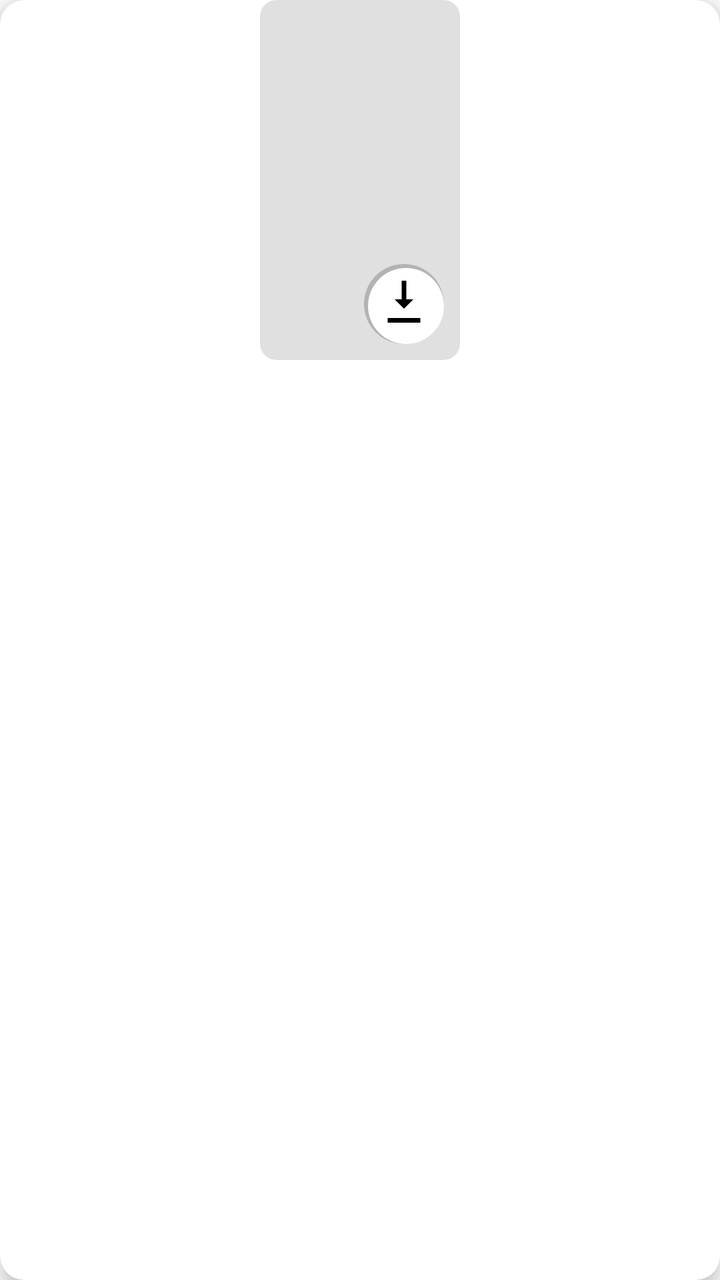
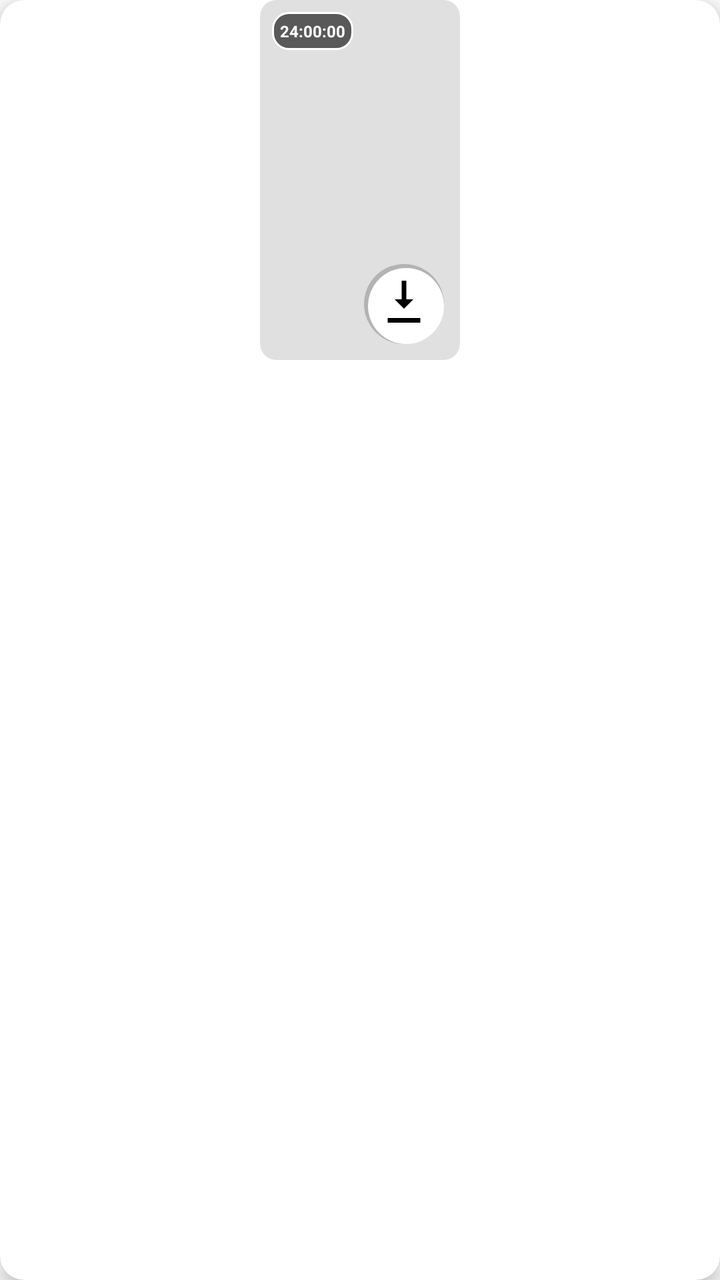

Two renders of the same Android screen: before a commit and after it. Below are the layout's source before the change and the commit's diff.
<!-- AndroidManifest.xml: application theme Theme.WhatsDownloadPlus -->
<!-- res/layout/item_images_videos.xml -->
<androidx.cardview.widget.CardView xmlns:android="http://schemas.android.com/apk/res/android"
    xmlns:app="http://schemas.android.com/apk/res-auto"
    android:layout_width="wrap_content"
    android:layout_height="wrap_content"
    android:layout_margin="8dp"
    app:cardCornerRadius="12dp"
    app:cardElevation="6dp"
    app:cardBackgroundColor="@android:color/white">

    <androidx.constraintlayout.widget.ConstraintLayout
        android:layout_width="match_parent"
        android:layout_height="wrap_content">

        <ImageView
            android:id="@+id/imageThumb"
            android:layout_width="100dp"
            android:layout_height="180dp"
            android:scaleType="centerCrop"
            android:background="@drawable/image_bg"
            android:contentDescription="@string/app_name"
            android:clipToOutline="true"
            app:layout_constraintTop_toTopOf="parent"
            app:layout_constraintStart_toStartOf="parent"
            app:layout_constraintEnd_toEndOf="parent"
            app:layout_constraintBottom_toBottomOf="parent"/>

        
        <ImageView
            android:id="@+id/downloadIcon"
            android:layout_width="40dp"
            android:layout_height="40dp"
            android:layout_margin="8dp"
            android:padding="6dp"
            android:background="@drawable/icon_bg"
            android:src="@drawable/ic_download"
            app:layout_constraintBottom_toBottomOf="@id/imageThumb"
            app:layout_constraintEnd_toEndOf="@id/imageThumb"/>

        
        <TextView
            android:id="@+id/downloadStatus"
            android:layout_width="wrap_content"
            android:layout_height="wrap_content"
            android:text="✅"
            android:textSize="18sp"
            android:visibility="gone"
            android:layout_margin="8dp"
            app:layout_constraintBottom_toBottomOf="@id/imageThumb"
            app:layout_constraintEnd_toEndOf="@id/imageThumb"/>

        
        <ImageView
            android:id="@+id/videoIcon"
            android:layout_width="36dp"
            android:layout_height="36dp"
            android:src="@drawable/ic_video"
        android:background="@drawable/icon_bg"
        android:padding="6dp"
        android:visibility="gone"
        app:layout_constraintTop_toTopOf="@id/imageThumb"
        app:layout_constraintEnd_toEndOf="@id/imageThumb"/>

    </androidx.constraintlayout.widget.ConstraintLayout>

</androidx.cardview.widget.CardView>
<!-- resources referenced by this layout -->
<resources>
  <!-- drawable ic_download (drawable) -->
  <vector xmlns:android="http://schemas.android.com/apk/res/android"
      android:width="24dp"
      android:height="24dp"
      android:viewportWidth="24"
      android:viewportHeight="24">
      <path
          android:fillColor="#000000"
      android:pathData="M5,20h14v-2H5v2zM12,2v12l4,-4h-3V2h-2v8H8l4,4z"/>
  </vector>
  <!-- drawable ic_video (drawable) -->
  <vector xmlns:android="http://schemas.android.com/apk/res/android"
      android:width="24dp"
      android:height="24dp"
      android:viewportWidth="24"
      android:viewportHeight="24">
      <path
          android:fillColor="#E91E63"
          android:pathData="M17,10.5V7A2,2 0 0,0 15,5H5A2,2 0 0,0 3,7V17A2,2 0 0,0 5,19H15A2,2 0 0,0 17,17V13.5L21,17V7L17,10.5Z" />
  </vector>
  <!-- drawable icon_bg (drawable) -->
  <layer-list xmlns:android="http://schemas.android.com/apk/res/android">
  
      
      <item>
          <shape android:shape="oval">
              <solid android:color="#33000000" /> 
          </shape>
      </item>
  
      
      <item android:top="2dp" android:left="2dp">
          <shape android:shape="oval">
              <solid android:color="#FFFFFF" />
          </shape>
      </item>
  
  </layer-list>
  <!-- drawable image_bg (drawable) -->
  <shape xmlns:android="http://schemas.android.com/apk/res/android" android:shape="rectangle">
      <corners android:radius="8dp" />
      <solid android:color="#E0E0E0" />
  </shape>
  <string name="app_name">Whats Download Plus</string>
  <style name="Theme.WhatsDownloadPlus" parent="Theme.MaterialComponents.DayNight.NoActionBar">
          
          <item name="colorPrimary">@color/whatsapp_green</item>
          <item name="colorPrimaryVariant">@color/whatsapp_dark_green</item>
          <item name="colorOnPrimary">@android:color/white</item>
  
          
          <item name="colorSecondary">@color/teal_200</item>
          <item name="colorSecondaryVariant">@color/teal_700</item>
          <item name="colorOnSecondary">@android:color/white</item>
  
          
          <item name="android:windowBackground">@color/white</item>
          <item name="android:navigationBarColor">@color/whatsapp_green</item>
          <item name="android:statusBarColor">@color/whatsapp_dark_green</item>
  
          
          <item name="android:textColor">@android:color/black</item>
          <item name="android:colorBackground">@color/white</item>
      </style>
  <color name="whatsapp_green">#075E54</color>
  <color name="whatsapp_dark_green">#054C44</color>
  <color name="teal_200">#FF03DAC5</color>
  <color name="teal_700">#FF018786</color>
  <color name="white">#FFFFFFFF</color>
</resources>

<!-- the commit's change to res/layout/item_images_videos.xml (unified diff, before → after) -->
@@ -11,6 +11,7 @@
         android:layout_width="match_parent"
         android:layout_height="wrap_content">
 
+        
         <ImageView
             android:id="@+id/imageThumb"
             android:layout_width="100dp"
@@ -23,6 +24,21 @@
             app:layout_constraintStart_toStartOf="parent"
             app:layout_constraintEnd_toEndOf="parent"
             app:layout_constraintBottom_toBottomOf="parent"/>
+
+        
+        <TextView
+            android:id="@+id/countdownTimer"
+            android:layout_width="wrap_content"
+            android:layout_height="wrap_content"
+            android:text="24:00:00"
+            android:background="@drawable/timer_bg"
+            android:textColor="#FFFFFF"
+            android:textSize="8sp"
+            android:textStyle="bold"
+            android:padding="4dp"
+            android:layout_margin="6dp"
+            app:layout_constraintTop_toTopOf="@id/imageThumb"
+            app:layout_constraintStart_toStartOf="@id/imageThumb"/>
 
         
         <ImageView
@@ -51,13 +67,14 @@
         
         <ImageView
             android:id="@+id/videoIcon"
-            android:layout_width="36dp"
-            android:layout_height="36dp"
-            android:src="@drawable/ic_video"
-        android:background="@drawable/icon_bg"
-        android:padding="6dp"
+            android:layout_width="48dp"
+            android:layout_height="48dp"
+            android:src="@drawable/ic_play"
+        android:padding="8dp"
         android:visibility="gone"
         app:layout_constraintTop_toTopOf="@id/imageThumb"
+        app:layout_constraintBottom_toBottomOf="@id/imageThumb"
+        app:layout_constraintStart_toStartOf="@id/imageThumb"
         app:layout_constraintEnd_toEndOf="@id/imageThumb"/>
 
     </androidx.constraintlayout.widget.ConstraintLayout>
<!-- resource entries referenced after the edit -->
@@ -10,15 +10,27 @@
           android:fillColor="#000000"
       android:pathData="M5,20h14v-2H5v2zM12,2v12l4,-4h-3V2h-2v8H8l4,4z"/>
   </vector>
-  <!-- drawable ic_video (drawable) -->
+  <!-- drawable ic_play (drawable) -->
   <vector xmlns:android="http://schemas.android.com/apk/res/android"
-      android:width="24dp"
-      android:height="24dp"
-      android:viewportWidth="24"
-      android:viewportHeight="24">
+      android:width="64dp"
+      android:height="64dp"
+      android:viewportWidth="64"
+      android:viewportHeight="64">
+  
+      
       <path
-          android:fillColor="#E91E63"
-          android:pathData="M17,10.5V7A2,2 0 0,0 15,5H5A2,2 0 0,0 3,7V17A2,2 0 0,0 5,19H15A2,2 0 0,0 17,17V13.5L21,17V7L17,10.5Z" />
+          android:fillColor="#66000000"
+          android:pathData="M32,0
+                            A32,32 0 1,1 31.999,0
+                            Z" />
+  
+      
+      <path
+          android:fillColor="#FFFFFF"
+          android:pathData="M26,20
+                            L46,32
+                            L26,44
+                            Z" />
   </vector>
   <!-- drawable icon_bg (drawable) -->
   <layer-list xmlns:android="http://schemas.android.com/apk/res/android">
@@ -42,6 +54,29 @@
   <shape xmlns:android="http://schemas.android.com/apk/res/android" android:shape="rectangle">
       <corners android:radius="8dp" />
       <solid android:color="#E0E0E0" />
+  </shape>
+  <!-- drawable timer_bg (drawable) -->
+  <?xml version="1.0" encoding="utf-8"?>
+  <shape xmlns:android="http://schemas.android.com/apk/res/android"
+      android:shape="rectangle">
+  
+      
+      <solid android:color="#99000000"/>
+  
+      
+      <corners android:radius="8dp"/>
+  
+      
+      <stroke
+          android:width="1dp"
+          android:color="#FFFFFF"/>
+  
+      
+      <padding
+          android:left="4dp"
+          android:top="2dp"
+          android:right="4dp"
+          android:bottom="2dp"/>
   </shape>
   <string name="app_name">Whats Download Plus</string>
   <style name="Theme.WhatsDownloadPlus" parent="Theme.MaterialComponents.DayNight.NoActionBar">
